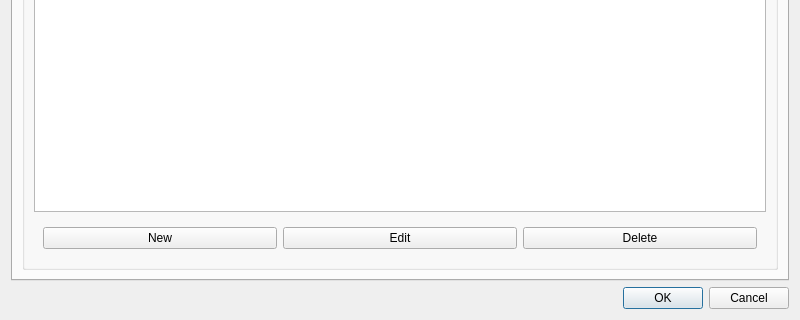
Qt form ui/dialog_manage_routes.ui (shengmo0210/nekoray) before a commit; both pictures show x 0 to 800 and y 280 to 600 of the 800 by 600 pixel window.
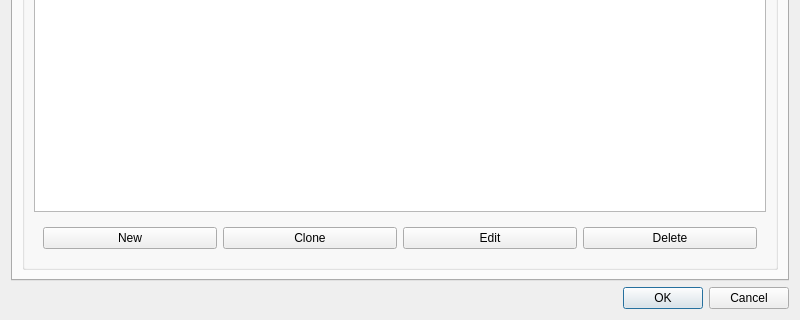
The same form after that commit. The open tabs and pages were chosen to show the change.

Commit message: feat: Add routing profile clone

Diff of the .ui file:
```diff
--- a/ui/dialog_manage_routes.ui
+++ b/ui/dialog_manage_routes.ui
@@ -414,6 +414,13 @@
                </property>
               </widget>
              </item>
+             <item>
+              <widget class="QPushButton" name="clone_route">
+               <property name="text">
+                <string>Clone</string>
+               </property>
+              </widget>
+             </item>
              <item>
               <widget class="QPushButton" name="edit_route">
                <property name="text">
```
Left out of the diff: 2 changed lines with no effect on the pictures. The commit also changes 3 other files.
